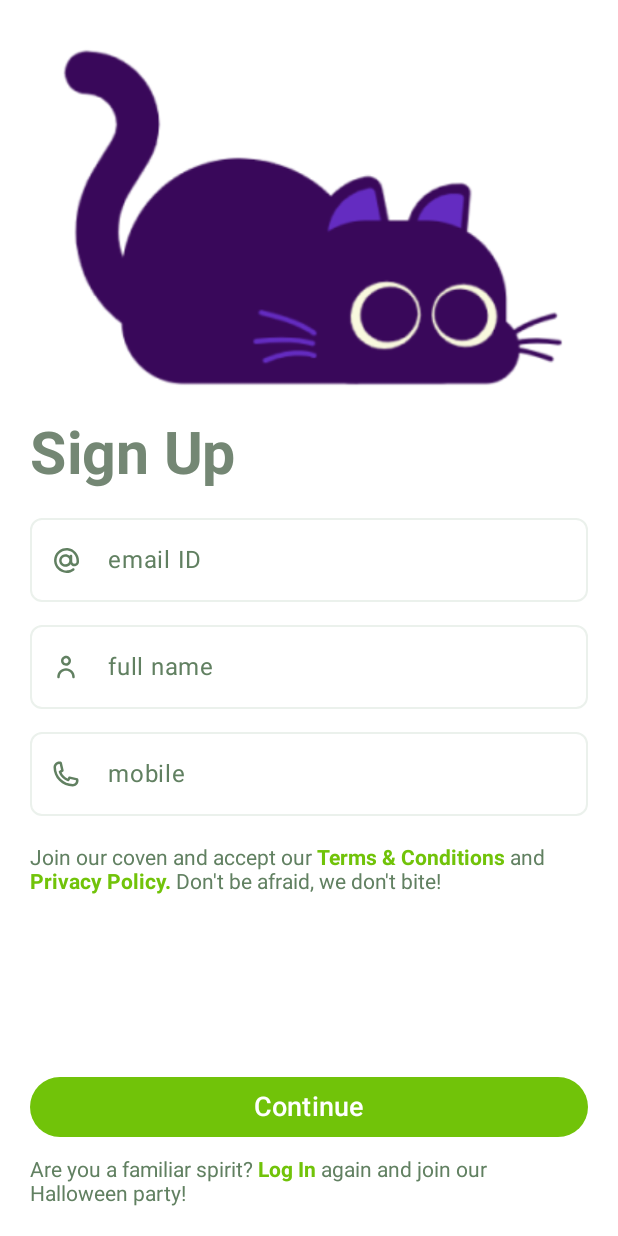
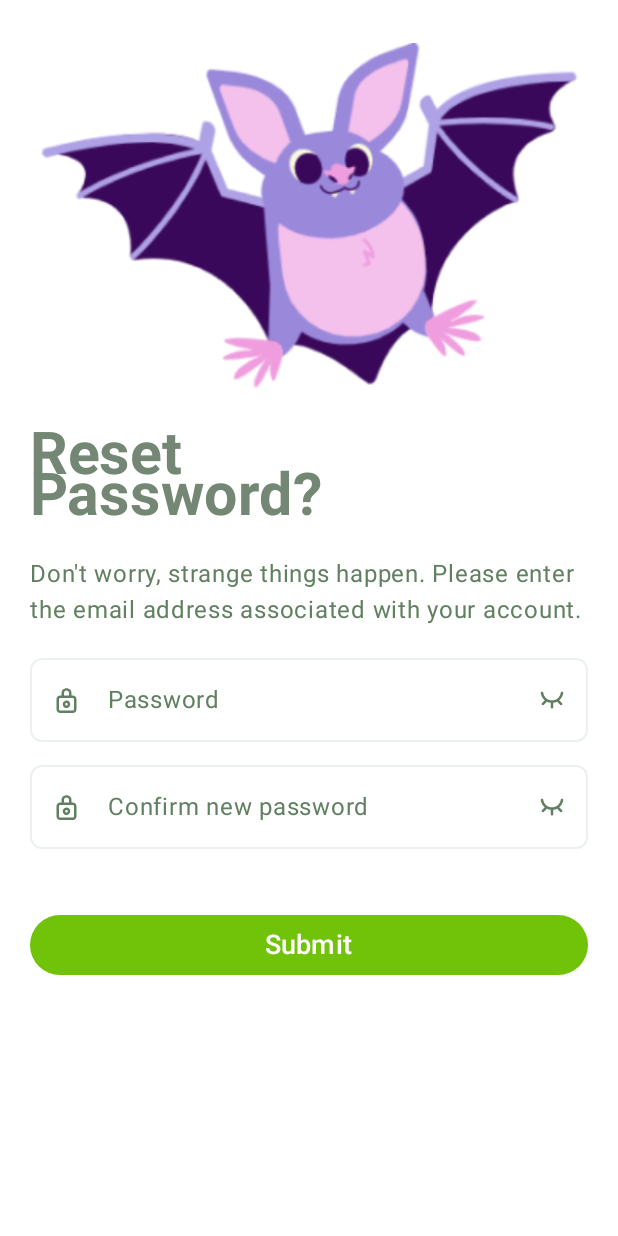
Before and after one commit to DevHumbleChris/jetpack-compose-login-registration-samples, an Android app built with Jetpack Compose: the screen it shows after launch (MainActivity), on a phone screen of 412 x 824 dp. Run offline under Robolectric (Android 15) with nearby library versions, the phone set to English and light mode, and no system bars.

Commit message:
finished creating all screens

```diff
--- a/halloween/app/src/main/java/com/montanainc/halloween/app/HalloweenApp.kt
+++ b/halloween/app/src/main/java/com/montanainc/halloween/app/HalloweenApp.kt
@@ -5,7 +5,9 @@ import androidx.compose.material3.Surface
 import androidx.compose.runtime.Composable
 import androidx.compose.ui.Modifier
 import androidx.compose.ui.graphics.Color
+import com.montanainc.halloween.screens.ForgotPasswordScreen
 import com.montanainc.halloween.screens.LoginScreen
+import com.montanainc.halloween.screens.ResetPasswordScreen
 import com.montanainc.halloween.screens.SignupScreen
 
 @Composable
@@ -14,6 +16,6 @@ fun HalloweenApp() {
         modifier = Modifier.fillMaxSize(),
         color = Color.White
     ) {
-        SignupScreen()
+        ResetPasswordScreen()
     }
 }
--- a/halloween/app/src/main/java/com/montanainc/halloween/components/AppComponents.kt
+++ b/halloween/app/src/main/java/com/montanainc/halloween/components/AppComponents.kt
@@ -7,6 +7,7 @@ import androidx.compose.foundation.layout.Row
 import androidx.compose.foundation.layout.Spacer
 import androidx.compose.foundation.layout.fillMaxWidth
 import androidx.compose.foundation.layout.height
+import androidx.compose.foundation.layout.offset
 import androidx.compose.foundation.layout.padding
 import androidx.compose.foundation.layout.size
 import androidx.compose.foundation.text.ClickableText
@@ -68,6 +69,26 @@ fun HeadingTextComponent(heading: String) {
         color = Primary,
         fontWeight = FontWeight.Bold
     )
+}
+
+@Composable
+fun ForgotPasswordHeadingTextComponent(action: String) {
+    Column {
+        Text(
+            text = action,
+            modifier = Modifier.fillMaxWidth(),
+            fontSize = 39.sp,
+            color = Primary,
+            fontWeight = FontWeight.Bold
+        )
+        Text(
+            text = "Password?",
+            modifier = Modifier.fillMaxWidth().offset(y = (-18).dp),
+            fontSize = 39.sp,
+            color = Primary,
+            fontWeight = FontWeight.Bold
+        )
+    }
 }
 
 @OptIn(ExperimentalMaterial3Api::class)
@@ -333,3 +354,8 @@ fun BottomSignupTextComponent() {
     })
 
 }
+
+@Composable
+fun TextInfoComponent(textVal: String) {
+    Text(text = textVal, color = Tertirary)
+}
--- /dev/null
+++ b/halloween/app/src/main/java/com/montanainc/halloween/screens/ForgotPasswordScreen.kt
@@ -0,0 +1,40 @@
+package com.montanainc.halloween.screens
+
+import androidx.compose.foundation.layout.Column
+import androidx.compose.foundation.layout.Spacer
+import androidx.compose.foundation.layout.fillMaxSize
+import androidx.compose.foundation.layout.height
+import androidx.compose.foundation.layout.padding
+import androidx.compose.material3.Surface
+import androidx.compose.runtime.Composable
+import androidx.compose.ui.Modifier
+import androidx.compose.ui.graphics.Color
+import androidx.compose.ui.unit.dp
+import com.montanainc.halloween.R
+import com.montanainc.halloween.components.ForgotPasswordHeadingTextComponent
+import com.montanainc.halloween.components.ImageComponent
+import com.montanainc.halloween.components.MyButton
+import com.montanainc.halloween.components.MyTextField
+import com.montanainc.halloween.components.TextInfoComponent
+
+@Composable
+fun ForgotPasswordScreen() {
+    Surface(
+        modifier = Modifier
+            .fillMaxSize()
+            .padding(20.dp),
+        color = Color.White
+    ) {
+        Column {
+            ImageComponent(image = R.drawable.baby_mummy)
+            Spacer(modifier = Modifier.height(10.dp))
+            ForgotPasswordHeadingTextComponent(action = "Forgot")
+            TextInfoComponent(
+                textVal = "Don't worry, strange things happen. Please enter the email address associated with your account."
+            )
+            Spacer(modifier = Modifier.height(20.dp))
+            MyTextField(labelVal = "email ID", icon = R.drawable.at_symbol)
+            MyButton(labelVal = "Submit")
+        }
+    }
+}
--- /dev/null
+++ b/halloween/app/src/main/java/com/montanainc/halloween/screens/ResetPasswordScreen.kt
@@ -0,0 +1,46 @@
+package com.montanainc.halloween.screens
+
+import androidx.compose.foundation.layout.Box
+import androidx.compose.foundation.layout.Column
+import androidx.compose.foundation.layout.Spacer
+import androidx.compose.foundation.layout.fillMaxSize
+import androidx.compose.foundation.layout.height
+import androidx.compose.foundation.layout.padding
+import androidx.compose.material3.Surface
+import androidx.compose.runtime.Composable
+import androidx.compose.ui.Alignment
+import androidx.compose.ui.Modifier
+import androidx.compose.ui.graphics.Color
+import androidx.compose.ui.unit.dp
+import com.montanainc.halloween.R
+import com.montanainc.halloween.components.ForgotPasswordHeadingTextComponent
+import com.montanainc.halloween.components.ImageComponent
+import com.montanainc.halloween.components.MyButton
+import com.montanainc.halloween.components.PasswordInputComponent
+import com.montanainc.halloween.components.TextInfoComponent
+
+@Composable
+fun ResetPasswordScreen() {
+    Surface(
+        color = Color.White,
+        modifier = Modifier
+            .fillMaxSize()
+            .padding(20.dp)
+    ) {
+        Column {
+            ImageComponent(image = R.drawable.chunky_bat)
+            Spacer(modifier = Modifier.height(10.dp))
+            ForgotPasswordHeadingTextComponent(action = "Reset")
+            TextInfoComponent(
+                textVal = "Don't worry, strange things happen. Please enter the email address associated with your account."
+            )
+            Spacer(modifier = Modifier.height(20.dp))
+            Column {
+                PasswordInputComponent(labelVal = "Password")
+                Spacer(modifier = Modifier.height(15.dp))
+                PasswordInputComponent(labelVal = "Confirm new password")
+            }
+            MyButton(labelVal = "Submit")
+        }
+    }
+}
```
Also changed, not shown: halloween/app/src/main/res/drawable/baby_mummy.png (added), halloween/app/src/main/res/drawable/chunky_bat.png (added).
